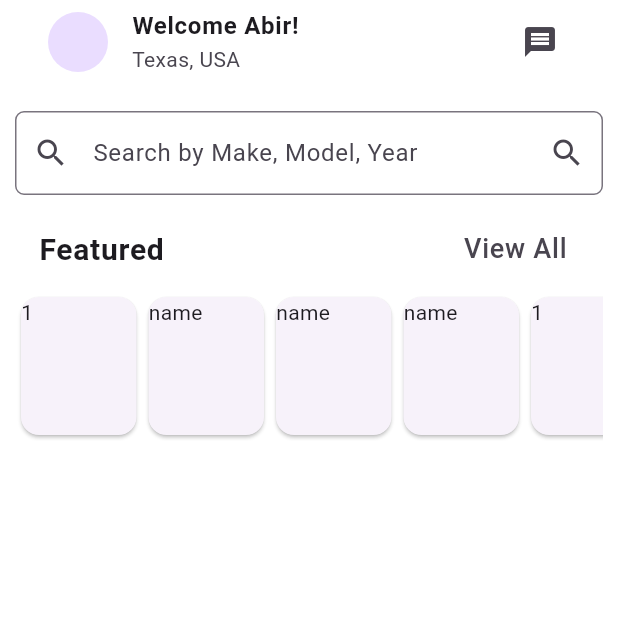
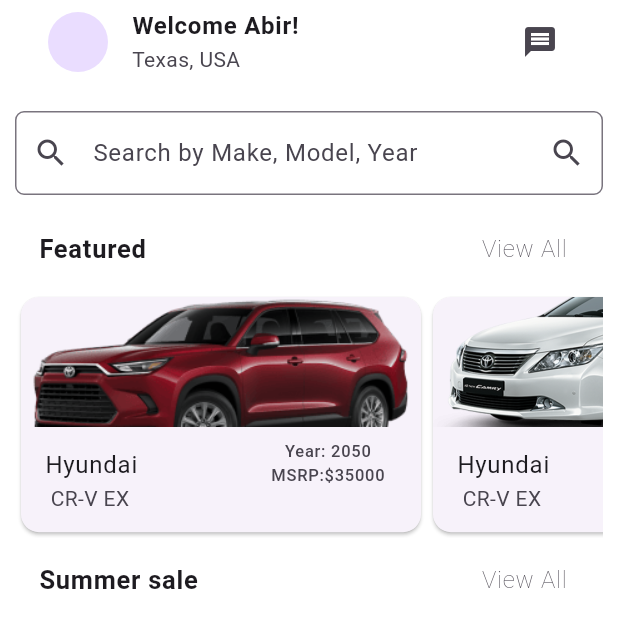
Before and after one commit to Tarikul69/car_01, a Flutter app: the home screen opened directly, on a phone screen of 412 x 824 dp. Shown: the top 628 px of the screen. Run offline on Flutter 3.47's test engine with Material 3 defaults, Android fonts, the phone set to English and light mode, and no system bars; our stand-ins replace font_awesome_flutter, get; missing offline and left inert: onboarding.

Commit message:
Update Home

```diff
--- a/lib/components/card.dart
+++ b/lib/components/card.dart
@@ -1,12 +1,32 @@
 import 'package:flutter/material.dart';
 
-Widget card(name) {
+Widget card(img, context) {
   return Container(
     child: SizedBox(
-      height: 100,
-      width: 85,
+      height: MediaQuery.sizeOf(context).height / 5,
+      width: MediaQuery.sizeOf(context).width / 1.5,
       child: Card(
-        child: Text(name),
+        child: Column(
+          children: [
+            Image.asset(
+              img,
+              fit: BoxFit.cover,
+              width: MediaQuery.sizeOf(context).width,
+              height: MediaQuery.sizeOf(context).height / 9.5,
+            ),
+            Spacer(),
+            ListTile(
+              title: Text("Hyundai"),
+              subtitle: Text(" CR-V EX"),
+              trailing: Column(
+                children: [
+                  Title(color: Colors.black, child: Text("Year: 2050")),
+                  Text("MSRP:\$35000")
+                ],
+              ),
+            ),
+          ],
+        ),
       ),
     ),
   );
--- a/lib/widgets/home/home.dart
+++ b/lib/widgets/home/home.dart
@@ -43,12 +43,15 @@
             ListTile(
               title: Text(
                 "Featured",
-                style: TextStyle(fontWeight: FontWeight.bold, fontSize: 20),
+                style: TextStyle(fontWeight: FontWeight.bold, fontSize: 17),
               ),
               trailing: InkWell(
                 child: Text(
                   "View All",
-                  style: TextStyle(fontSize: 18),
+                  style: TextStyle(
+                    fontSize: 16,
+                    fontWeight: FontWeight.w200,
+                  ),
                 ),
               ),
             ),
@@ -56,15 +59,26 @@
               scrollDirection: Axis.horizontal,
               child: Row(
                 children: [
-                  card("1"),
-                  card("name"),
-                  card("name"),
-                  card("name"),
-                  card("1"),
-                  card("name"),
-                  card("name"),
-                  card("name"),
+                  card('assets/toyota.png', context),
+                  card('assets/toyota_01.png', context),
+                  card('assets/toyota_01.png', context),
+                  card('assets/toyota.png', context)
                 ],
+              ),
+            ),
+            ListTile(
+              title: Text(
+                "Summer sale",
+                style: TextStyle(fontWeight: FontWeight.bold, fontSize: 17),
+              ),
+              trailing: InkWell(
+                child: Text(
+                  "View All",
+                  style: TextStyle(
+                    fontSize: 16,
+                    fontWeight: FontWeight.w200,
+                  ),
+                ),
               ),
             ),
           ],
```
